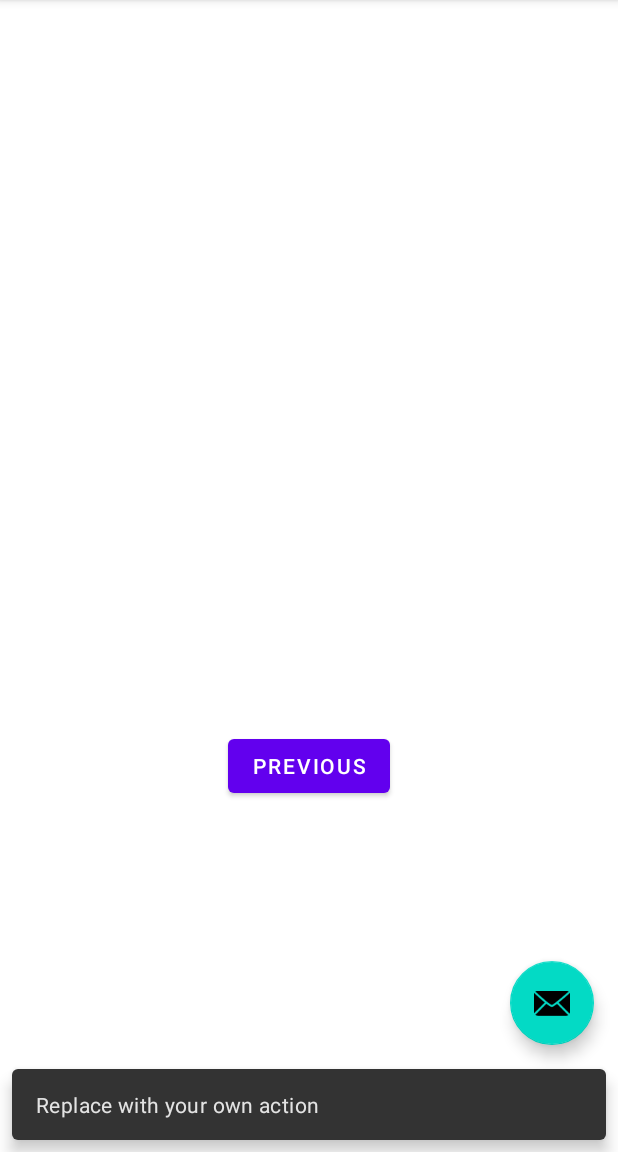
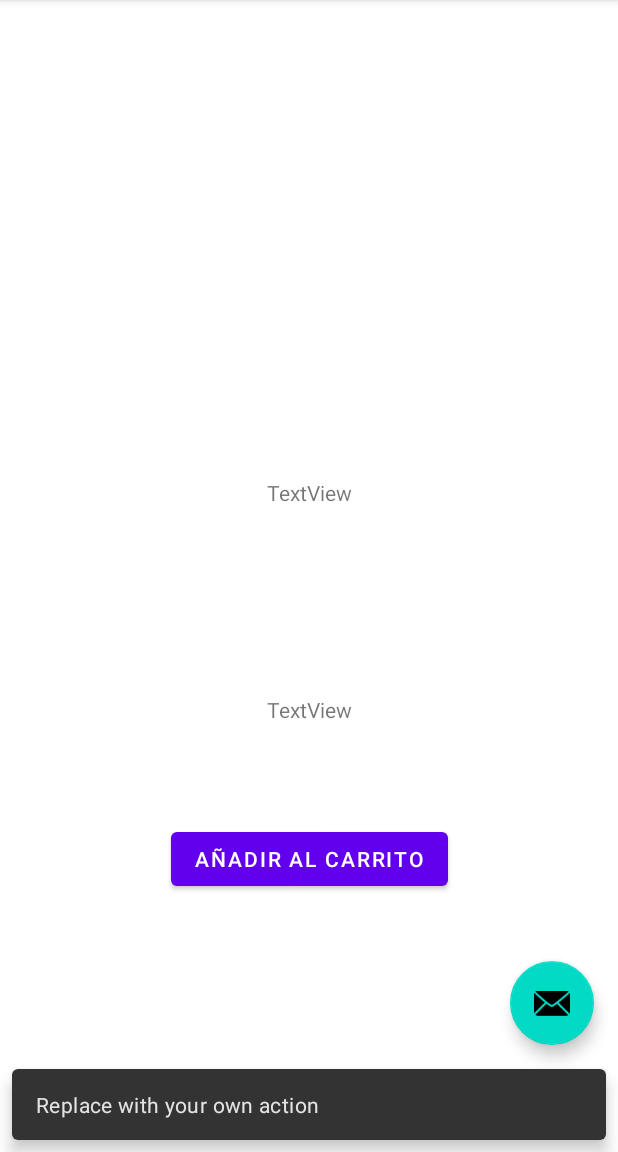
Before and after one commit to SebaChuaqui/PiedrasNaturales, an Android app: the SecondFragment screen opened through its navigation route, after a tap on an icon or button, on a phone screen of 412 x 824 dp, the part 84-1236 px from its top. Run offline under Robolectric (Android 15) with nearby library versions, the phone set to English and light mode, and no system bars; our stand-ins replace Room's generated code; pictures from the network do not load.

Commit message:
avance 7

```diff
--- a/app/src/main/java/com/example/piedrasnaturales/MyViewModel/JoyasViewModel.kt
+++ b/app/src/main/java/com/example/piedrasnaturales/MyViewModel/JoyasViewModel.kt
@@ -37,7 +37,7 @@ class JoyasViewModel(application: Application): AndroidViewModel(application) {
         return mRepository.getOneByPrecio(precio)
     }
 
-    fun getOneID(id: Int): LiveData<PiedrasItem>{
+    fun getOneID(id: String?): LiveData<PiedrasItem>{
         return mRepository.getOneByID(id)
     }
 
--- a/app/src/main/java/com/example/piedrasnaturales/model/JoyasDAO.kt
+++ b/app/src/main/java/com/example/piedrasnaturales/model/JoyasDAO.kt
@@ -16,7 +16,7 @@ interface JoyasDAO {
     fun getAllJoyasFromDB(): LiveData<List<PiedrasItem>>
 
     @Query("SELECT * FROM joyas_table WHERE id=:mId")
-    fun getByID(mId: Int): LiveData<PiedrasItem>
+    fun getByID(mId: String?): LiveData<PiedrasItem>
 
     @Query("SELECT * FROM joyas_table WHERE codigo=:mCodigo")
     fun getCodigoByID(mCodigo: String): LiveData<PiedrasItem>
--- a/app/src/main/java/com/example/piedrasnaturales/model/PiedrasItem.kt
+++ b/app/src/main/java/com/example/piedrasnaturales/model/PiedrasItem.kt
@@ -1,4 +1,5 @@
 package com.example.piedrasnaturales.model
+import androidx.annotation.NonNull
 import androidx.room.Entity
 import androidx.room.PrimaryKey
 import com.google.gson.annotations.SerializedName
--- a/app/src/main/java/com/example/piedrasnaturales/model/Repository.kt
+++ b/app/src/main/java/com/example/piedrasnaturales/model/Repository.kt
@@ -63,7 +63,7 @@ class Repository(private val mJoyasDAO: JoyasDAO) {
         return mJoyasDAO.getPrecioByID(precio)
     }
 
-    fun getOneByID(id: Int): LiveData<PiedrasItem>{
+    fun getOneByID(id: String?): LiveData<PiedrasItem>{
         return mJoyasDAO.getByID(id)
     }
 
--- a/app/src/main/java/com/example/piedrasnaturales/ui/FirstFragment.kt
+++ b/app/src/main/java/com/example/piedrasnaturales/ui/FirstFragment.kt
@@ -57,6 +57,7 @@ class FirstFragment : Fragment(), JoyasAdapter.Joyas {
         val mBundle = Bundle()
         mBundle.putString("imagen", mJoyas.image)
         mBundle.putString("Producto", mJoyas.nombreProducto)
+        mBundle.putString("Detalle", mJoyas.detalleDelProducto)
         mBundle.putString("Codigo", mJoyas.codigo)
         mBundle.putString("Precio", mJoyas.precio)
         findNavController().navigate(R.id.action_FirstFragment_to_SecondFragment, mBundle)
--- a/app/src/main/java/com/example/piedrasnaturales/ui/SecondFragment.kt
+++ b/app/src/main/java/com/example/piedrasnaturales/ui/SecondFragment.kt
@@ -1,18 +1,33 @@
 package com.example.piedrasnaturales.ui
 
 import android.os.Bundle
+import android.util.Log
 import androidx.fragment.app.Fragment
 import android.view.LayoutInflater
 import android.view.View
 import android.view.ViewGroup
-import android.widget.Button
+import androidx.lifecycle.Observer
+import androidx.lifecycle.ViewModelProvider
 import androidx.navigation.fragment.findNavController
+import com.bumptech.glide.Glide
+import com.example.piedrasnaturales.MyViewModel.JoyasViewModel
 import com.example.piedrasnaturales.R
+import kotlinx.android.synthetic.main.fragment_second.*
 
-/**
- * A simple [Fragment] subclass as the second destination in the navigation.
- */
+
 class SecondFragment : Fragment() {
+
+    lateinit var mJoyasViewModel: JoyasViewModel
+    private var JoyasID = 0
+
+    override fun onCreate(savedInstanceState: Bundle?) {
+        super.onCreate(savedInstanceState)
+        mJoyasViewModel = ViewModelProvider(this).get(JoyasViewModel::class.java)
+        arguments?.let {
+                JoyasID = it.getInt("id")
+        }
+
+    }
 
     override fun onCreateView(
             inflater: LayoutInflater, container: ViewGroup?,
@@ -25,12 +40,18 @@ class SecondFragment : Fragment() {
     override fun onViewCreated(view: View, savedInstanceState: Bundle?) {
         super.onViewCreated(view, savedInstanceState)
 
-        view.findViewById<Button>(R.id.button_second).setOnClickListener {
-            findNavController().navigate(R.id.action_SecondFragment_to_FirstFragment)
+            mJoyasViewModel.getOneID(JoyasID.toString()).observe(viewLifecycleOwner, Observer {
+                if (it != null) {
+                    Glide.with(this).load(it.image).into(imageView)
+                    producto.text = it.nombreProducto
+                    detalle.text = it.detalleDelProducto
+                    Log.d("OBSERVADO", it.toString())
+                }
+            })
+
+            compra.setOnClickListener {
+
+                findNavController().navigate(R.id.action_SecondFragment_to_FirstFragment)
+            }
         }
-
-
     }
-
-
-}
--- a/app/src/main/res/layout/fragment_second.xml
+++ b/app/src/main/res/layout/fragment_second.xml
@@ -6,22 +6,51 @@
     android:layout_height="match_parent"
     tools:context=".ui.SecondFragment">
 
+    <ImageView
+        android:id="@+id/imageView"
+        android:layout_width="0dp"
+        android:layout_height="0dp"
+        android:layout_marginTop="81dp"
+        android:layout_marginBottom="33dp"
+        app:layout_constraintBottom_toTopOf="@+id/producto"
+        app:layout_constraintEnd_toEndOf="parent"
+        app:layout_constraintStart_toStartOf="parent"
+        app:layout_constraintTop_toTopOf="parent"
+        tools:src="@tools:sample/avatars" />
+
     <TextView
-        android:id="@+id/textview_second"
+        android:id="@+id/producto"
         android:layout_width="wrap_content"
         android:layout_height="wrap_content"
-        app:layout_constraintBottom_toTopOf="@id/button_second"
+        android:layout_marginBottom="125dp"
+        android:gravity="center_horizontal|center_vertical"
+        android:text="TextView"
+        app:layout_constraintBottom_toTopOf="@+id/detalle"
         app:layout_constraintEnd_toEndOf="parent"
         app:layout_constraintStart_toStartOf="parent"
-        app:layout_constraintTop_toTopOf="parent" />
+        app:layout_constraintTop_toBottomOf="@+id/imageView" />
+
+    <TextView
+        android:id="@+id/detalle"
+        android:layout_width="wrap_content"
+        android:layout_height="wrap_content"
+        android:layout_marginBottom="66dp"
+        android:gravity="center_horizontal|center_vertical"
+        android:text="TextView"
+        app:layout_constraintBottom_toTopOf="@+id/compra"
+        app:layout_constraintEnd_toEndOf="parent"
+        app:layout_constraintStart_toStartOf="parent"
+        app:layout_constraintTop_toBottomOf="@+id/producto" />
 
     <Button
-        android:id="@+id/button_second"
+        android:id="@+id/compra"
         android:layout_width="wrap_content"
         android:layout_height="wrap_content"
-        android:text="@string/previous"
+        android:layout_marginBottom="171dp"
+        android:text="AÑADIR AL CARRITO"
         app:layout_constraintBottom_toBottomOf="parent"
         app:layout_constraintEnd_toEndOf="parent"
         app:layout_constraintStart_toStartOf="parent"
-        app:layout_constraintTop_toBottomOf="@id/textview_second" />
+        app:layout_constraintTop_toBottomOf="@+id/detalle" />
+
 </androidx.constraintlayout.widget.ConstraintLayout>
```
